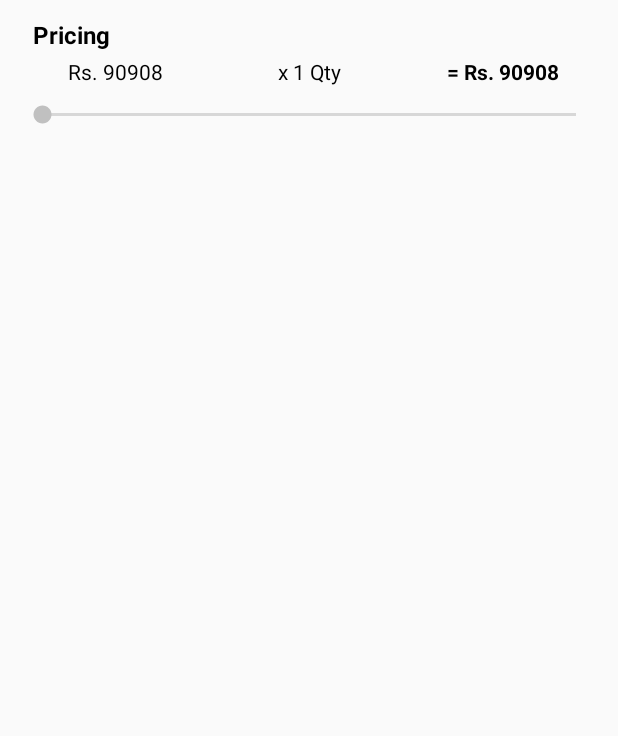
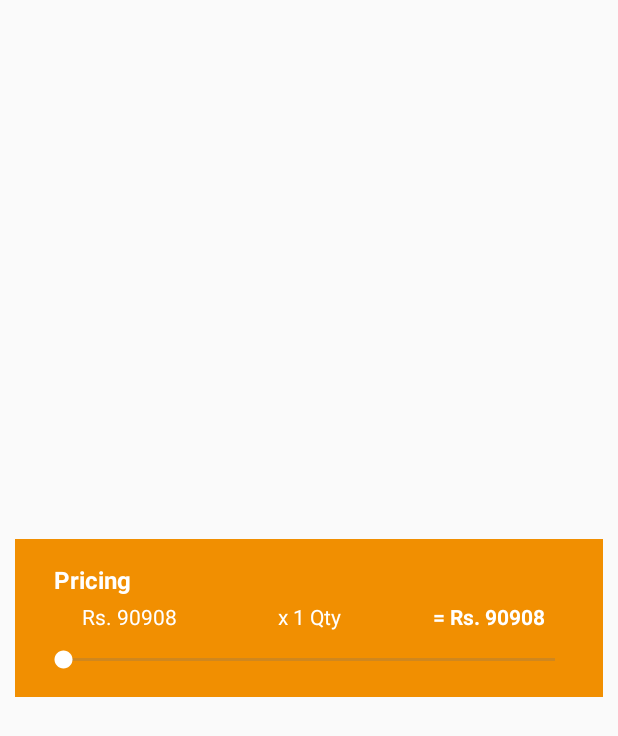
Before and after one commit to sagar091/Agam-Tradeilnks, an Android app: the layout add_cart_dialog.xml on its own in the app's theme, with its tools: preview values and no code run, on a phone screen of 412 x 824 dp. Shown: the top 736 px of the screen. Run offline under Robolectric (Android 15) with nearby library versions, the light colour scheme and no system bars; network calls fail.

Commit message:
office-18-9

```diff
--- a/app/src/main/res/layout/add_cart_dialog.xml
+++ b/app/src/main/res/layout/add_cart_dialog.xml
@@ -2,17 +2,31 @@
 <LinearLayout xmlns:android="http://schemas.android.com/apk/res/android"
     android:layout_width="match_parent"
     android:layout_height="match_parent"
+    android:layout_margin="10dp"
+    android:gravity="center"
+    android:orientation="vertical">
+
+    <LinearLayout
+        android:layout_width="match_parent"
+        android:layout_height="wrap_content"
+        android:background="@color/button_bg"
         android:orientation="vertical"
-    android:padding="12dp">
+        android:padding="16dp">
+
+        <RelativeLayout
+            android:layout_width="match_parent"
+            android:layout_height="wrap_content">
 
             <TextView
-        android:layout_width="match_parent"
+                android:layout_width="wrap_content"
                 android:layout_height="wrap_content"
+                android:layout_alignParentLeft="true"
                 android:layout_marginLeft="10dp"
                 android:text="Pricing"
-        android:textColor="@color/black"
+                android:textColor="@color/white"
                 android:textSize="16sp"
                 android:textStyle="bold" />
+        </RelativeLayout>
 
         <LinearLayout
             android:layout_width="match_parent"
@@ -27,7 +41,7 @@
                 android:layout_weight="1"
                 android:gravity="center"
                 android:text="Rs. 90908"
-            android:textColor="@color/black" />
+                android:textColor="@color/white" />
 
             <TextView
                 android:id="@+id/unitQty"
@@ -36,7 +50,7 @@
                 android:layout_weight="1"
                 android:gravity="center"
                 android:text="x 1 Qty"
-            android:textColor="@color/black" />
+                android:textColor="@color/white" />
 
             <TextView
                 android:id="@+id/unitTotalPrice"
@@ -45,7 +59,7 @@
                 android:layout_weight="1"
                 android:gravity="center"
                 android:text="= Rs. 90908"
-            android:textColor="@color/black"
+                android:textColor="@color/white"
                 android:textStyle="bold" />
 
         </LinearLayout>
@@ -54,6 +68,7 @@
             android:id="@+id/seekBar"
             android:layout_width="match_parent"
             android:layout_height="wrap_content"
-        android:layout_marginTop="10dp" />
-
+            android:layout_marginTop="10dp"
+            android:thumbTint="@color/white" />
     </LinearLayout>
+</LinearLayout>
--- a/app/src/main/res/values/styles.xml
+++ b/app/src/main/res/values/styles.xml
@@ -61,4 +61,10 @@
         <item name="android:paddingBottom">8dp</item>
     </style>
 
+    <style name="CustomDialogsTheme" parent="AppTheme">
+        <item name="android:windowIsTranslucent">true</item>
+        <item name="android:windowBackground">@android:color/transparent</item>
+        <item name="android:backgroundDimEnabled">false</item>
+    </style>
+
 </resources>
```
Also changed, not shown: app/src/main/java/com/example/sagar/myapplication/customComponent/AddCartDialog.java (added, +40 -0 lines), app/src/main/java/com/example/sagar/myapplication/marketing/fragment/HomeMarketingFragment.java (+11 -4 lines), 1 other file. Lines whose indentation alone changed are shown as unchanged.
